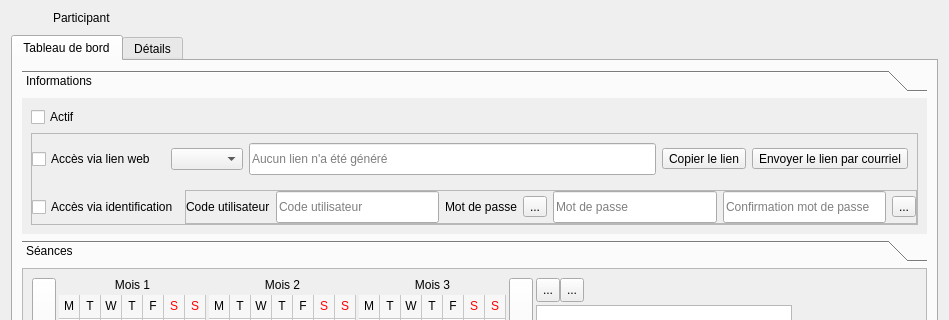
This is client/src/editors/ParticipantWidget.ui in introlab/openteraplus as Qt 5 draws it before an edit; both pictures show x 0 to 949 and y 0 to 320 of the 949 by 831 pixel window. The edited form follows.
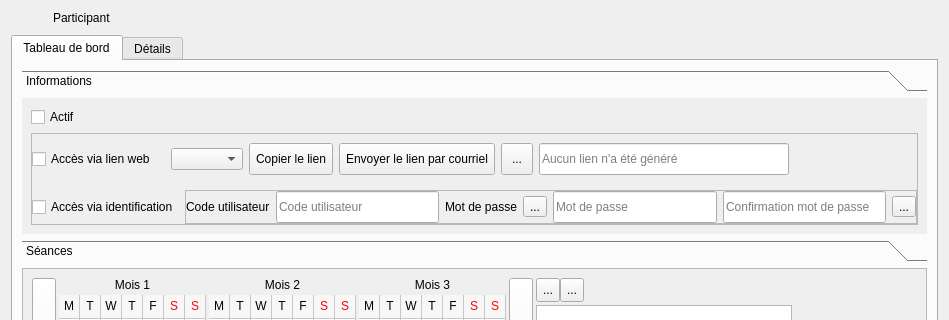
This is the edited form. Icons and pictures are not drawn. Custom widgets are drawn as their Qt base class.

Commit message: Refs #1. Displayed correct URL in ParticipantWidget depending on the selected service.

What changed in the file:
```diff
--- a/client/src/editors/ParticipantWidget.ui
+++ b/client/src/editors/ParticipantWidget.ui
@@ -231,8 +231,8 @@
            <rect>
             <x>0</x>
             <y>0</y>
-            <width>909</width>
-            <height>139</height>
+            <width>913</width>
+            <height>136</height>
            </rect>
           </property>
           <property name="sizePolicy">
@@ -278,6 +278,9 @@
               </property>
               <item>
                <layout class="QHBoxLayout" name="horizontalLayout_8">
+                <property name="sizeConstraint">
+                 <enum>QLayout::SetDefaultConstraint</enum>
+                </property>
                 <item>
                  <widget class="QCheckBox" name="chkWebAccess">
                   <property name="cursor">
@@ -290,8 +293,20 @@
                 </item>
                 <item>
                  <widget class="QFrame" name="frameWeb">
+                  <property name="sizePolicy">
+                   <sizepolicy hsizetype="MinimumExpanding" vsizetype="Preferred">
+                    <horstretch>0</horstretch>
+                    <verstretch>0</verstretch>
+                   </sizepolicy>
+                  </property>
+                  <property name="styleSheet">
+                   <string notr="true"/>
+                  </property>
                   <layout class="QHBoxLayout" name="horizontalLayout_4">
-                   <item>
+                   <property name="sizeConstraint">
+                    <enum>QLayout::SetMinAndMaxSize</enum>
+                   </property>
+                   <item alignment="Qt::AlignLeft">
                     <widget class="QComboBox" name="cmbServices">
                      <property name="maximumSize">
                       <size>
@@ -301,24 +316,20 @@
                      </property>
                     </widget>
                    </item>
-                   <item>
-                    <widget class="QLineEdit" name="txtWeb">
-                     <property name="minimumSize">
-                      <size>
-                       <width>0</width>
-                       <height>32</height>
-                      </size>
-                     </property>
-                     <property name="readOnly">
-                      <bool>true</bool>
-                     </property>
-                     <property name="placeholderText">
-                      <string>Aucun lien n'a été généré</string>
-                     </property>
-                    </widget>
-                   </item>
-                   <item>
+                   <item alignment="Qt::AlignLeft">
                     <widget class="QToolButton" name="btnCopyWeb">
+                     <property name="minimumSize">
+                      <size>
+                       <width>0</width>
+                       <height>32</height>
+                      </size>
+                     </property>
+                     <property name="maximumSize">
+                      <size>
+                       <width>16777215</width>
+                       <height>16777215</height>
+                      </size>
+                     </property>
                      <property name="cursor">
                       <cursorShape>PointingHandCursor</cursorShape>
                      </property>
@@ -343,8 +354,20 @@
                      </property>
                     </widget>
                    </item>
-                   <item>
+                   <item alignment="Qt::AlignLeft">
                     <widget class="QToolButton" name="btnEmailWeb">
+                     <property name="minimumSize">
+                      <size>
+                       <width>0</width>
+                       <height>32</height>
+                      </size>
+                     </property>
+                     <property name="maximumSize">
+                      <size>
+                       <width>16777215</width>
+                       <height>16777215</height>
+                      </size>
+                     </property>
                      <property name="cursor">
                       <cursorShape>PointingHandCursor</cursorShape>
                      </property>
@@ -369,6 +392,83 @@
                      </property>
                     </widget>
                    </item>
+                   <item alignment="Qt::AlignLeft">
+                    <widget class="QToolButton" name="btnViewLink">
+                     <property name="minimumSize">
+                      <size>
+                       <width>32</width>
+                       <height>32</height>
+                      </size>
+                     </property>
+                     <property name="maximumSize">
+                      <size>
+                       <width>32</width>
+                       <height>16777215</height>
+                      </size>
+                     </property>
+                     <property name="cursor">
+                      <cursorShape>PointingHandCursor</cursorShape>
+                     </property>
+                     <property name="toolTip">
+                      <string>Afficher le lien</string>
+                     </property>
+                     <property name="text">
+                      <string>...</string>
+                     </property>
+                     <property name="icon">
+                      <iconset resource="../../resources/TeraClient.qrc">
+                       <normaloff>:/icons/view_off.png</normaloff>
+                       <activeon>:/icons/view_on.png</activeon>:/icons/view_off.png</iconset>
+                     </property>
+                     <property name="iconSize">
+                      <size>
+                       <width>20</width>
+                       <height>20</height>
+                      </size>
+                     </property>
+                     <property name="checkable">
+                      <bool>true</bool>
+                     </property>
+                    </widget>
+                   </item>
+                   <item>
+                    <widget class="QLineEdit" name="txtWeb">
+                     <property name="sizePolicy">
+                      <sizepolicy hsizetype="MinimumExpanding" vsizetype="Fixed">
+                       <horstretch>0</horstretch>
+                       <verstretch>0</verstretch>
+                      </sizepolicy>
+                     </property>
+                     <property name="minimumSize">
+                      <size>
+                       <width>250</width>
+                       <height>32</height>
+                      </size>
+                     </property>
+                     <property name="readOnly">
+                      <bool>true</bool>
+                     </property>
+                     <property name="placeholderText">
+                      <string>Aucun lien n'a été généré</string>
+                     </property>
+                    </widget>
+                   </item>
+                   <item>
+                    <spacer name="horizontalSpacer_4">
+                     <property name="orientation">
+                      <enum>Qt::Horizontal</enum>
+                     </property>
+                     <property name="sizeType">
+                      <enum>QSizePolicy::Expanding</enum>
+                     </property>
+                     <property name="sizeHint" stdset="0">
+                      <size>
+                       <width>1</width>
+                       <height>1</height>
+                      </size>
+                     </property>
+                    </spacer>
+                   </item>
                   </layout>
                  </widget>
                 </item>
```
Left out of the diff: 23 changed lines with no effect on the pictures. The commit also changes 12 other files.
